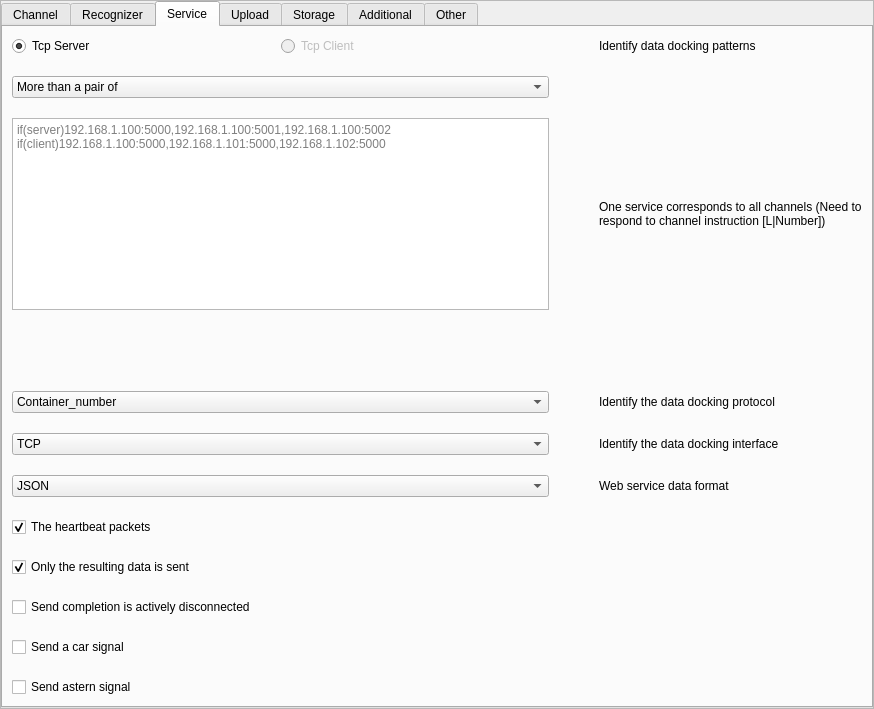
This is Main/Setting/system_setting_form.ui in 519984307/Container_Multiple_Channels_20200522 as Qt 5 draws it before an edit. The edited form follows.
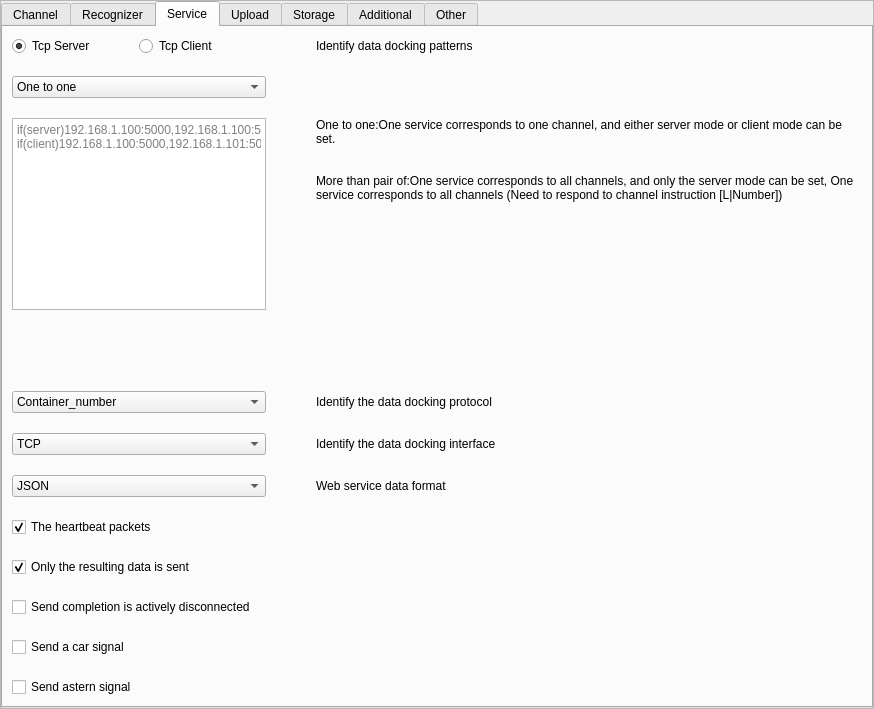
This is the edited form. The open tabs and pages were chosen to show the change.

```diff
--- a/Main/Setting/system_setting_form.ui
+++ b/Main/Setting/system_setting_form.ui
@@ -41,7 +41,7 @@
       <property name="geometry">
        <rect>
         <x>0</x>
-        <y>-29</y>
+        <y>0</y>
         <width>851</width>
         <height>736</height>
        </rect>
@@ -504,7 +504,7 @@
              <item>
               <widget class="QRadioButton" name="ClientModel">
                <property name="enabled">
-                <bool>false</bool>
+                <bool>true</bool>
                </property>
                <property name="text">
                 <string>Tcp Client</string>
@@ -553,11 +553,6 @@
            </item>
            <item row="1" column="0">
             <widget class="QComboBox" name="Service_Type_comboBox">
-             <item>
-              <property name="text">
-               <string>More than a pair of</string>
-              </property>
-             </item>
              <item>
               <property name="text">
                <string>One to one</string>
@@ -623,6 +618,32 @@
              <property name="currentIndex">
               <number>0</number>
              </property>
+             <widget class="QWidget" name="page_6">
+              <layout class="QGridLayout" name="gridLayout_28">
+               <property name="leftMargin">
+                <number>0</number>
+               </property>
+               <property name="topMargin">
+                <number>0</number>
+               </property>
+               <property name="rightMargin">
+                <number>0</number>
+               </property>
+               <property name="bottomMargin">
+                <number>0</number>
+               </property>
+               <property name="spacing">
+                <number>0</number>
+               </property>
+               <item row="0" column="0">
+                <widget class="QTextEdit" name="Address_Many_textEdit">
+                 <property name="placeholderText">
+                  <string>if(server)192.168.1.100:5000,192.168.1.100:5001,192.168.1.100:5002 if(client)192.168.1.100:5000,192.168.1.101:5000,192.168.1.102:5000</string>
+                 </property>
+                </widget>
+               </item>
+              </layout>
+             </widget>
              <widget class="QWidget" name="page_5">
               <layout class="QGridLayout" name="gridLayout_11">
                <property name="leftMargin">
@@ -662,32 +683,6 @@
                </item>
               </layout>
              </widget>
-             <widget class="QWidget" name="page_6">
-              <layout class="QGridLayout" name="gridLayout_28">
-               <property name="leftMargin">
-                <number>0</number>
-               </property>
-               <property name="topMargin">
-                <number>0</number>
-               </property>
-               <property name="rightMargin">
-                <number>0</number>
-               </property>
-               <property name="bottomMargin">
-                <number>0</number>
-               </property>
-               <property name="spacing">
-                <number>0</number>
-               </property>
-               <item row="0" column="0">
-                <widget class="QTextEdit" name="Address_Many_textEdit">
-                 <property name="placeholderText">
-                  <string>if(server)192.168.1.100:5000,192.168.1.100:5001,192.168.1.100:5002 if(client)192.168.1.100:5000,192.168.1.101:5000,192.168.1.102:5000</string>
-                 </property>
-                </widget>
-               </item>
-              </layout>
-             </widget>
             </widget>
            </item>
            <item row="10" column="0">
@@ -743,7 +738,13 @@
            <item row="2" column="1" colspan="2">
             <widget class="QLabel" name="label_31">
              <property name="text">
-              <string>One service corresponds to all channels (Need to respond to channel instruction [L|Number])</string>
+              <string>One to one:One service corresponds to one channel, and either server mode or client mode can be set.
+
+
+More than pair of:One service corresponds to all channels, and only the server mode can be set, One service corresponds to all channels (Need to respond to channel instruction [L|Number])</string>
+             </property>
+             <property name="alignment">
+              <set>Qt::AlignLeading|Qt::AlignLeft|Qt::AlignTop</set>
              </property>
              <property name="wordWrap">
               <bool>true</bool>
```
Left out of the diff: 5 changed lines with no effect on the pictures.
